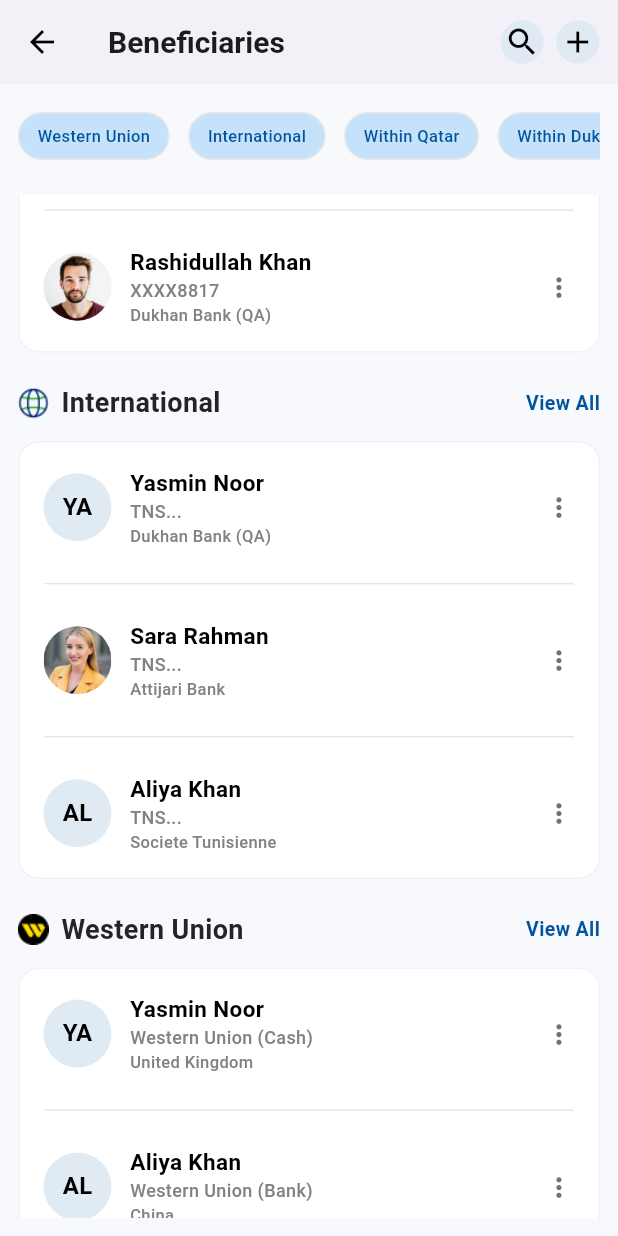
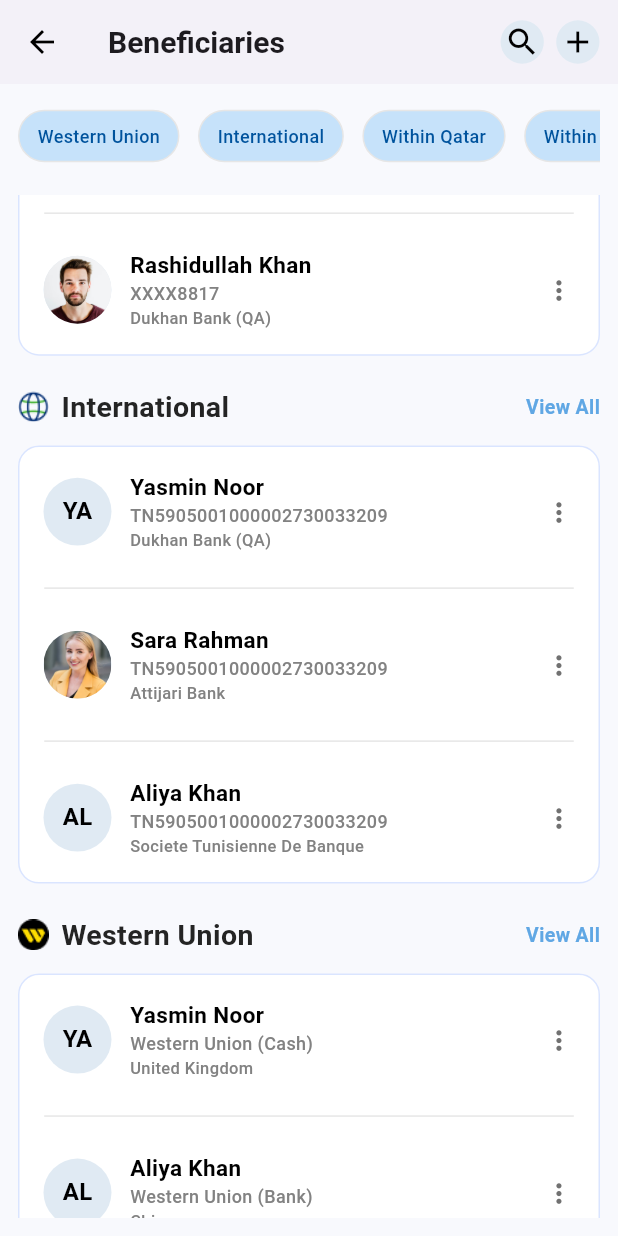
Before and after one commit to NishanthRamachandaran/beneficiary, a Flutter app: the screen it shows after launch, scrolled down 576 dp, on a phone screen of 412 x 824 dp. Run offline on Flutter 3.47's test engine with Material 3 defaults, Android fonts, the phone set to English and light mode, and no system bars; our stand-ins replace flutter_riverpod; Roboto replaces fonts that are missing (DiodrumArabic).

Commit message:
18/11/2025

```diff
--- a/lib/features/beneficiaries/data/beneficiaries_static_data.dart
+++ b/lib/features/beneficiaries/data/beneficiaries_static_data.dart
@@ -1,7 +1,3 @@
-
-///
-/// This file contains all hard-coded beneficiary lists.
-/// UI reads this through a provider.
 
 final beneficiariesStaticData = {
   "Within Dukhan": [
@@ -27,14 +23,14 @@
   ],
 
   "International": [
-    {"name": "Yasmin Noor", "id": "TNS...", "bank": "Dukhan Bank (QA)"},
+    {"name": "Yasmin Noor", "id": "TN5905001000002730033209", "bank": "Dukhan Bank (QA)"},
     {
       "name": "Sara Rahman",
-      "id": "TNS...",
+      "id": "TN5905001000002730033209",
       "bank": "Attijari Bank",
       "localImage": "assets/images/sara.png"
     },
-    {"name": "Aliya Khan", "id": "TNS...", "bank": "Societe Tunisienne"},
+    {"name": "Aliya Khan", "id": "TN5905001000002730033209", "bank": "Societe Tunisienne De Banque"},
   ],
 
   "Western Union": [
--- a/lib/features/beneficiaries/presentation/widgets/beneficiary_tile.dart
+++ b/lib/features/beneficiaries/presentation/widgets/beneficiary_tile.dart
@@ -12,7 +12,7 @@
 
     ImageProvider? avatarImage;
 
-    // RULE: Always override Sara's image
+
     if (item["name"] == "Sara Rahman") {
       avatarImage = const AssetImage("assets/images/sara.png");
     }
--- a/lib/features/beneficiaries/presentation/widgets/chip_row.dart
+++ b/lib/features/beneficiaries/presentation/widgets/chip_row.dart
@@ -23,7 +23,7 @@
 
             return Container(
               margin: EdgeInsets.only(right: w * 0.03),
-              padding: const EdgeInsets.symmetric(horizontal: 12, vertical: 7),
+              padding: const EdgeInsets.symmetric(horizontal: 12, vertical: 8),
               decoration: BoxDecoration(
                 color: active ? DefaultColors.blue_0 : DefaultColors.blueFA,
                 borderRadius: BorderRadius.circular(18),
@@ -41,7 +41,7 @@
                   labels[index],
                   style: TextStyle(
                     fontFamily: 'DiodrumArabic',
-                    fontSize: 11,
+                    fontSize: 12,
                     fontWeight: FontWeight.w500,
                     color: active ? Colors.black : DefaultColors.blue9D,
                   ),
--- a/lib/features/beneficiaries/presentation/widgets/section_box.dart
+++ b/lib/features/beneficiaries/presentation/widgets/section_box.dart
@@ -18,7 +18,7 @@
         color: DefaultColors.white,
         borderRadius: BorderRadius.circular(14),
         border: Border.all(
-          color: DefaultColors.blue_02.withOpacity(0.4),
+          color: DefaultColors.blueFF.withOpacity(0.4),
         ),
       ),
       child: Column(
--- a/lib/features/beneficiaries/presentation/widgets/section_header.dart
+++ b/lib/features/beneficiaries/presentation/widgets/section_header.dart
@@ -27,7 +27,7 @@
             title,
             style: const TextStyle(
               fontFamily: 'DiodrumArabic',
-              fontSize: 18,
+              fontSize: 19,
               fontWeight: FontWeight.w600,
               color: DefaultColors.black24,
             ),
@@ -39,7 +39,7 @@
             fontFamily: 'DiodrumArabic',
             fontWeight: FontWeight.w600,
             fontSize: 13,
-            color: DefaultColors.blue9D,
+            color: DefaultColors.blue_300,
           ),
         )
       ],
--- a/pubspec.yaml
+++ b/pubspec.yaml
@@ -35,7 +35,7 @@
   # Use with the CupertinoIcons class for iOS style icons.
   cupertino_icons: ^1.0.8
   google_fonts: ^6.3.2
-  flutter_riverpod: ^3.0.3
+  flutter_riverpod: ^3.0.0
 
 dev_dependencies:
   flutter_test:
```
